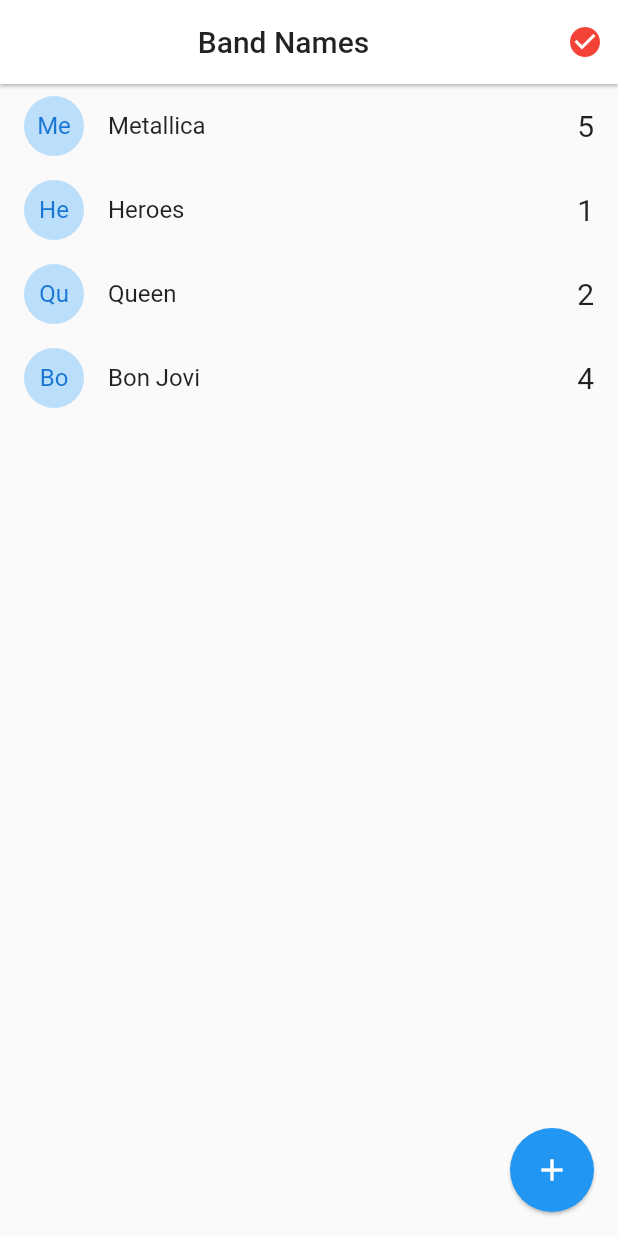
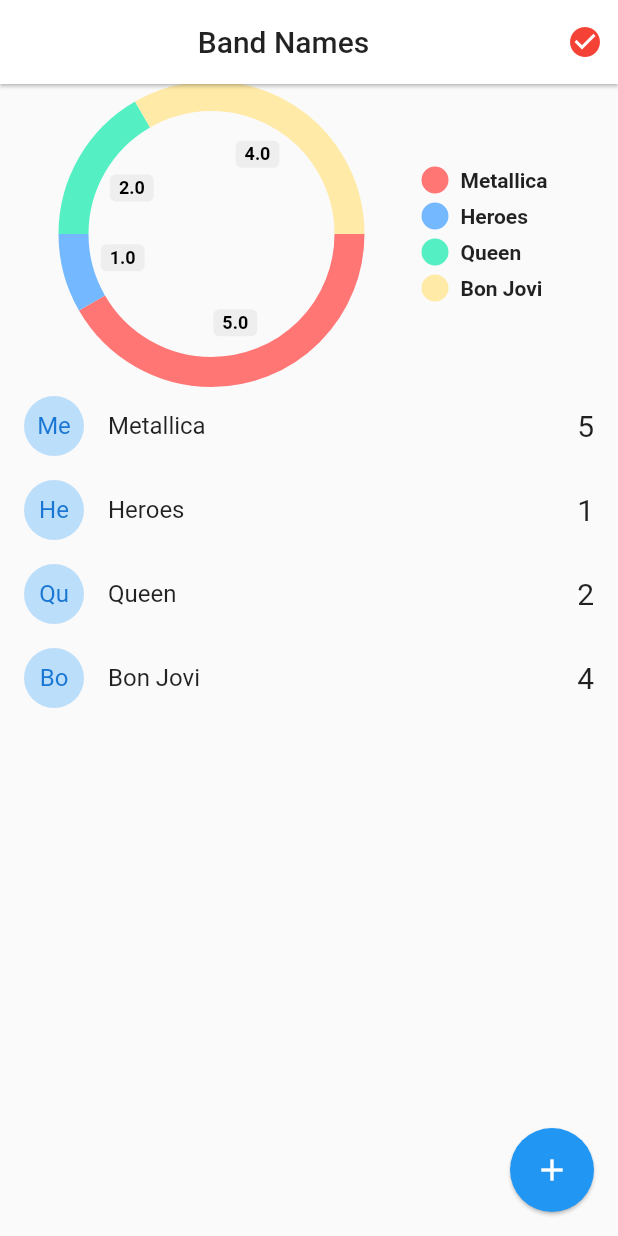
Before and after one commit to williammcastro/flutter_bandnames_socket, a Flutter app: the screen it shows after launch, on a phone screen of 412 x 824 dp. Run offline on Flutter 3.47's test engine with Material 2 defaults, Android fonts, the phone set to English and light mode, and no system bars; drawn by our look-alikes of pie_chart; our stand-ins replace socket_io_client; network calls fail.

```diff
--- a/lib/pages/home.dart
+++ b/lib/pages/home.dart
@@ -4,6 +4,7 @@ import 'package:flutter/cupertino.dart';
 import 'package:flutter/material.dart';
 
 import 'package:provider/provider.dart';
+import 'package:pie_chart/pie_chart.dart';
 
 import 'package:band_names/models/band.dart';
 import 'package:band_names/services/socket_service.dart';
@@ -28,16 +29,21 @@ class _HomePageState extends State<HomePage> {
 
     final socketService = Provider.of<SocketService>(context, listen: false );
 
-    socketService.socket.on('active-bands', ( payload ) { //escuchar lo q viene con active-bands
-      //listar las bandas en el view de las bandas toca mapearlo primero
+    socketService.socket.on('active-bands', _handleActiveBands); //escuchar lo q viene con active-bands
+    //socketService.socket.on('active-bands', _handleActiveBands); //mas listeners y queda ordenado
+    //socketService.socket.on('active-bands', _handleActiveBands); //mas listeners y queda ordenado
+
+    super.initState();
+  }
+
+  _handleActiveBands(dynamic payload) {
+    //lo quite del initState(){} lineas 32- 35 para que quede mas facil de leer!!!
+     //listar las bandas en el view de las bandas toca mapearlo primero
       this.bands = (payload as List)
         .map( (band) => Band.fromMap(band) ) //esto crea un iterable pero no es necesariamente una lista
         .toList();  //ahora si la convierto en una lista
 
       setState(() {});
-
-    });
-    super.initState();
   }
 
 @override
@@ -67,10 +73,17 @@ class _HomePageState extends State<HomePage> {
 
         ],
       ),
-      body: ListView.builder(
-        itemCount: bands.length,
-        itemBuilder: (BuildContext context, int index) => _bandTile( bands[index] ) //opcional BuildContext y el int, ademas se convierte a arrow func
-       ),
+      body: Column(
+              children:<Widget>[
+                _showGraph(),
+                Expanded(
+                  child: ListView.builder(
+                  itemCount: bands.length,
+                  itemBuilder: (BuildContext context, int index) => _bandTile( bands[index] ) //opcional BuildContext y el int, ademas se convierte a arrow func
+                  ),
+                ),
+              ]
+      ),
       floatingActionButton: FloatingActionButton(
         child: Icon(Icons.add),
         elevation: 1,
@@ -87,10 +100,13 @@ class _HomePageState extends State<HomePage> {
     return Dismissible(
       key: Key(band.id),
       direction: DismissDirection.endToStart,
-      onDismissed: (DismissDirection direction){
-        print('esta es direction para borrar: $direction');
-        print('este es el id para borrar: ${band.id}');
+      onDismissed: (DismissDirection direction){//Se puede reemplasar "DismissDirection direction" por "_"
+        print('esta es direction para borrar: $direction');//puedo saber la dir del dismiss
+        print('este es el id para borrar: ${band.id}');//este es el id de band
+
         // llamar el borrado en el server
+        socketService.emit('delete-band', {'id': band.id } );
+        print('acabe de borrar la banda :' + band.id);
       },
       background: Container (
         padding: EdgeInsets.only( right: 10.0  ),
@@ -171,17 +187,10 @@ class _HomePageState extends State<HomePage> {
         }
       );
     }
-
-
-
-    }
-
-
+  }
 
 
   void addBandToList( name ){
-
-
 
     if( name.length > 1){
       print('este es name en addBandToList : $name');
@@ -198,4 +207,25 @@ class _HomePageState extends State<HomePage> {
 
     Navigator.pop(context);
   }
+
+  //Mostrar la grafica:
+  _showGraph(){
+
+    Map<String, double> dataMap = new Map();
+    bands.forEach((band) {
+      dataMap.putIfAbsent(band.name, () => band.votes.toDouble());
+     });
+
+
+  return Container(
+    padding: EdgeInsets.only(left: 10.0),
+    width: double.infinity,
+    height: 200,
+    child: PieChart(
+      dataMap: dataMap,
+      chartType: ChartType.ring,
+    )
+  );
+
+  }
 }
--- a/pubspec.yaml
+++ b/pubspec.yaml
@@ -26,6 +26,7 @@ dependencies:
   cupertino_icons: ^1.0.2
   socket_io_client: ^1.0.1
   provider: ^5.0.0
+  pie_chart: ^5.0.0
 
 dev_dependencies:
   flutter_test:
```
Also changed, not shown: pubspec.lock.
